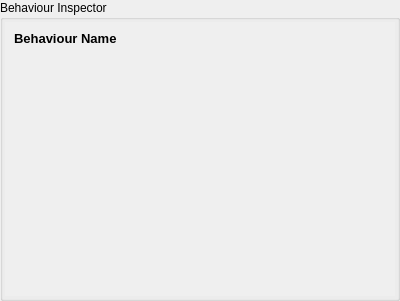
Old version of the form resources/ui/BehaviourInspector.ui in the repository nicolasseznec/PROJ-H402_SkillWizard.
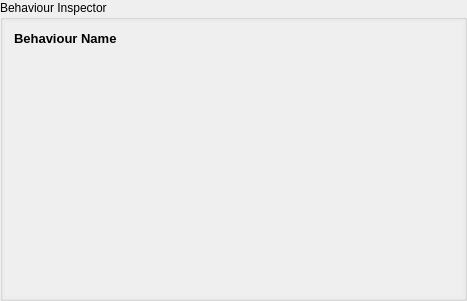
New version of the form.

Commit message: Added parameters and descriptions to the model

The edit to the form file:
```diff
--- a/resources/ui/BehaviourInspector.ui
+++ b/resources/ui/BehaviourInspector.ui
@@ -6,7 +6,7 @@
    <rect>
     <x>0</x>
     <y>0</y>
-    <width>400</width>
+    <width>467</width>
     <height>301</height>
    </rect>
   </property>
@@ -45,7 +45,7 @@
        <rect>
         <x>0</x>
         <y>0</y>
-        <width>394</width>
+        <width>461</width>
         <height>282</height>
        </rect>
       </property>
@@ -79,6 +79,22 @@
          </property>
         </widget>
        </item>
+       <item>
+        <widget class="QLabel" name="description">
+         <property name="maximumSize">
+          <size>
+           <width>400</width>
+           <height>16777215</height>
+          </size>
+         </property>
+         <property name="text">
+          <string/>
+         </property>
+         <property name="wordWrap">
+          <bool>true</bool>
+         </property>
+        </widget>
+       </item>
       </layout>
      </widget>
     </widget>
```
The commit also changes 5 other files.
